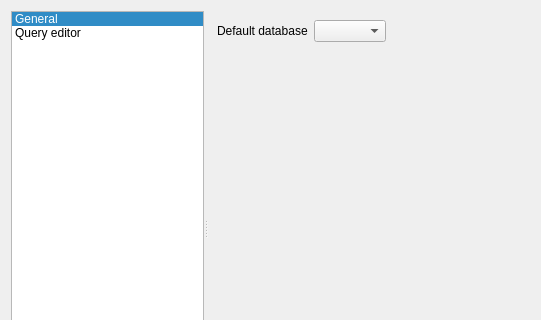
Before: the Qt Designer form src/dialogs/configdialogclass.ui in FrenchDilettante/dbmaster, drawn with Qt 5; both pictures show x 0 to 541 and y 0 to 320 of the 658 by 483 pixel window.
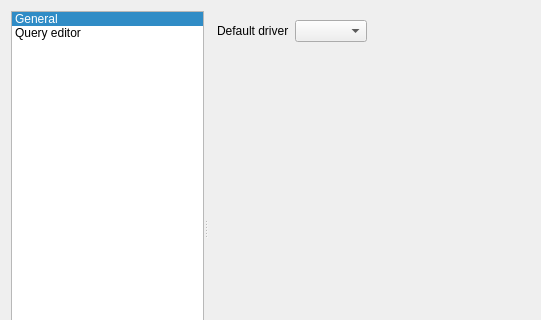
After: the same form once the commit is applied. Icons and pictures are not drawn. Custom widgets are drawn as their Qt base class.

Patch:
```diff
--- a/src/dialogs/configdialogclass.ui
+++ b/src/dialogs/configdialogclass.ui
@@ -82,7 +82,7 @@
            </sizepolicy>
           </property>
           <property name="text">
-           <string>Default database</string>
+           <string>Default driver</string>
           </property>
          </widget>
         </item>
```
